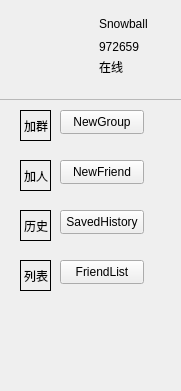
Old version of the form chat/moredetail.ui in the repository Snowball-Di/cs2021_qt_chat.
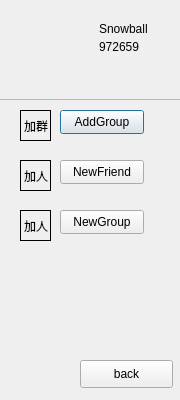
New version of the form. Icons and pictures are not drawn.

The edit to the form file:
```diff
--- a/chat/moredetail.ui
+++ b/chat/moredetail.ui
@@ -1,15 +1,21 @@
 <?xml version="1.0" encoding="UTF-8"?>
 <ui version="4.0">
  <class>Moredetail</class>
- <widget class="QWidget" name="Moredetail">
+ <widget class="QDialog" name="Moredetail">
   <property name="geometry">
    <rect>
     <x>0</x>
     <y>0</y>
-    <width>181</width>
-    <height>391</height>
+    <width>180</width>
+    <height>400</height>
    </rect>
   </property>
+  <property name="sizePolicy">
+   <sizepolicy hsizetype="Fixed" vsizetype="Fixed">
+    <horstretch>0</horstretch>
+    <verstretch>0</verstretch>
+   </sizepolicy>
+  </property>
   <property name="windowTitle">
    <string>Form</string>
   </property>
@@ -51,7 +57,7 @@
     <property name="geometry">
      <rect>
       <x>110</x>
-      <y>15</y>
+      <y>20</y>
       <width>68</width>
       <height>20</height>
      </rect>
@@ -73,19 +79,6 @@
      <string>972659</string>
     </property>
    </widget>
-   <widget class="QLabel" name="label_4">
-    <property name="geometry">
-     <rect>
-      <x>110</x>
-      <y>60</y>
-      <width>68</width>
-      <height>15</height>
-     </rect>
-    </property>
-    <property name="text">
-     <string>在线</string>
-    </property>
-   </widget>
   </widget>
   <widget class="QLabel" name="label_5">
    <property name="geometry">
@@ -113,7 +106,7 @@
     </rect>
    </property>
    <property name="text">
-    <string>NewGroup</string>
+    <string>AddGroup</string>
    </property>
   </widget>
   <widget class="QLabel" name="label_6">
@@ -145,6 +138,19 @@
     <string>NewFriend</string>
    </property>
   </widget>
+  <widget class="QPushButton" name="close">
+   <property name="geometry">
+    <rect>
+     <x>80</x>
+     <y>360</y>
+     <width>93</width>
+     <height>28</height>
+    </rect>
+   </property>
+   <property name="text">
+    <string>back</string>
+   </property>
+  </widget>
   <widget class="QLabel" name="label_7">
    <property name="geometry">
     <rect>
@@ -158,7 +164,7 @@
     <enum>QFrame::Box</enum>
    </property>
    <property name="text">
-    <string>历史</string>
+    <string>加人</string>
    </property>
   </widget>
   <widget class="QPushButton" name="pushButton_3">
@@ -171,36 +177,7 @@
     </rect>
    </property>
    <property name="text">
-    <string>SavedHistory</string>
-   </property>
-  </widget>
-  <widget class="QLabel" name="label_8">
-   <property name="geometry">
-    <rect>
-     <x>20</x>
-     <y>260</y>
-     <width>31</width>
-     <height>31</height>
-    </rect>
-   </property>
-   <property name="frameShape">
-    <enum>QFrame::Box</enum>
-   </property>
-   <property name="text">
-    <string>列表</string>
-   </property>
-  </widget>
-  <widget class="QPushButton" name="pushButton_4">
-   <property name="geometry">
-    <rect>
-     <x>60</x>
-     <y>260</y>
-     <width>84</width>
-     <height>24</height>
-    </rect>
-   </property>
-   <property name="text">
-    <string>FriendList</string>
+    <string>NewGroup</string>
    </property>
   </widget>
  </widget>
```
Left out of the diff: 12 changed lines with no effect on the pictures.
